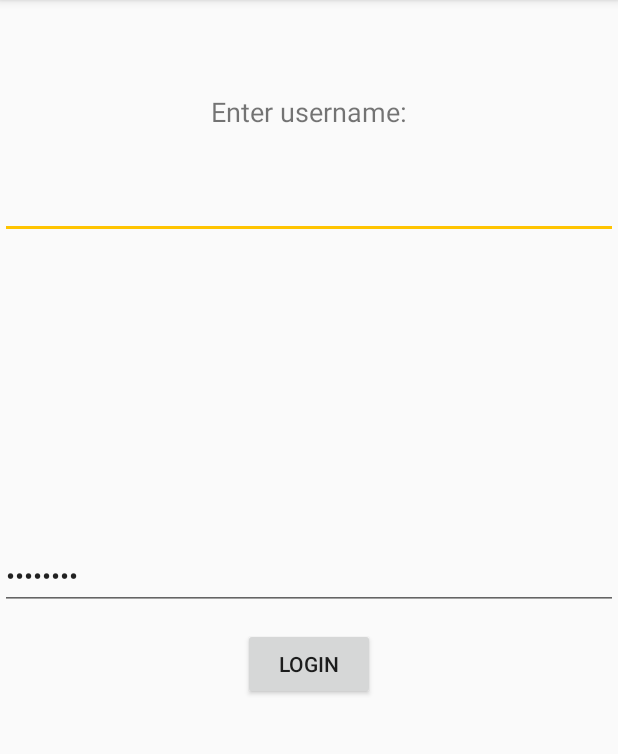
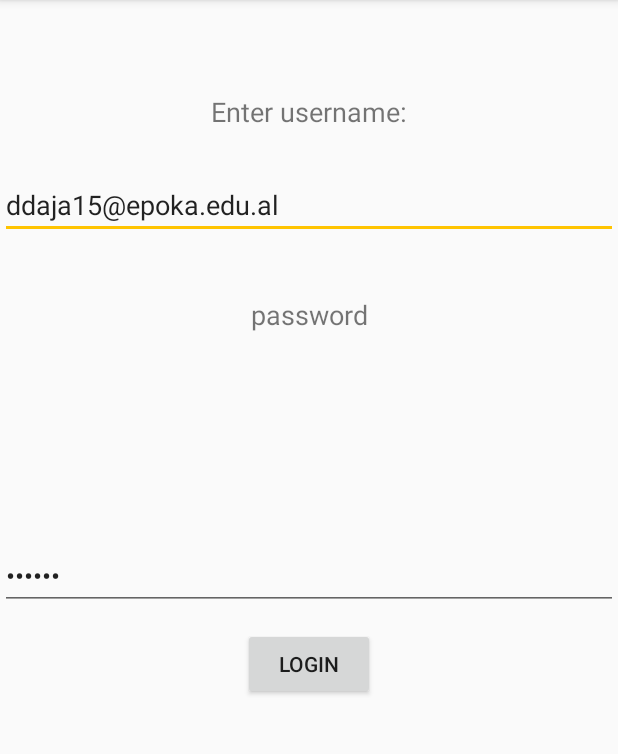
Before and after one commit to arblitroshani/Timetable, an Android app: the screen it shows after launch (LoginActivity), on a phone screen of 412 x 824 dp, the part 84-838 px from its top. Run offline under Robolectric (Android 15) with nearby library versions, the phone set to English and light mode, and no system bars; our stand-ins replace Firebase (no records; nobody signed in at launch, a user with empty details on screens opened directly).

Commit message:
small things

```diff
--- a/app/src/main/java/com/arbli/timetable/activity/DayViewActivity.java
+++ b/app/src/main/java/com/arbli/timetable/activity/DayViewActivity.java
@@ -11,6 +11,7 @@ import android.view.Menu;
 import android.view.MenuItem;
 import android.view.View;
 import android.view.ViewGroup;
+import android.widget.Toast;
 
 import com.arbli.timetable.R;
 import com.arbli.timetable.adapter.SectionsPagerAdapter;
@@ -102,7 +103,7 @@ public class DayViewActivity extends AppCompatActivity {
 
     private void getStudent(){
 
-        studentReference.orderByChild("id").equalTo(getIntent().getStringExtra("USER_ID")).addValueEventListener(new ValueEventListener() {
+        studentReference.orderByChild("name").equalTo("Deni").addValueEventListener(new ValueEventListener() {
             @Override
             public void onDataChange(DataSnapshot dataSnapshot) {
                 currentStudent = dataSnapshot.getValue(Student.class);
@@ -113,7 +114,8 @@ public class DayViewActivity extends AppCompatActivity {
                     @Override
                     public void onDataChange(DataSnapshot dataSnapshot) {
                         currentDepartment = dataSnapshot.getValue(Department.class);
-                        courseEventListID = currentDepartment.getCourseEventList1();
+                        Toast.makeText(DayViewActivity.this, currentDepartment.getName()+"", Toast.LENGTH_SHORT).show();
+                        courseEventListID = currentDepartment.getCourseEventList1(); // null
 
                         for(int i = 0; i < courseEventListID.size(); i++){
                             courseEventReference.orderByChild("id").equalTo(courseEventListID.get(i)).addValueEventListener(new ValueEventListener() {
--- a/app/src/main/res/layout/activity_login.xml
+++ b/app/src/main/res/layout/activity_login.xml
@@ -14,6 +14,7 @@
         android:layout_below="@+id/textView2"
         android:layout_marginTop="27dp"
         android:ems="10"
+        android:text="ddaja15@epoka.edu.al"
         android:inputType="text"
         android:layout_alignParentEnd="true" />
 
@@ -25,6 +26,7 @@
         android:layout_alignParentStart="true"
         android:layout_below="@+id/username_text"
         android:layout_marginTop="38dp"
+        android:text="password"
         android:textAlignment="center"
         android:textSize="18sp" />
 
@@ -47,8 +49,8 @@
         android:layout_alignParentStart="true"
         android:layout_centerVertical="true"
         android:ems="10"
+        android:text="111223"
         android:inputType="textPassword"
-        android:text="password"
         android:layout_alignParentEnd="true" />
 
     <Button
```
